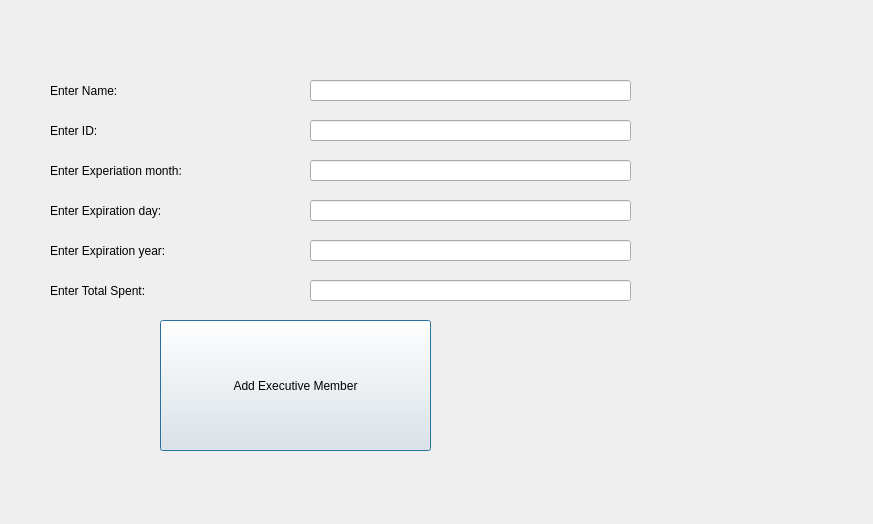
Qt form newexecutive.ui (shanesuss/CS1C-2016-Bulk-Club) before a commit.
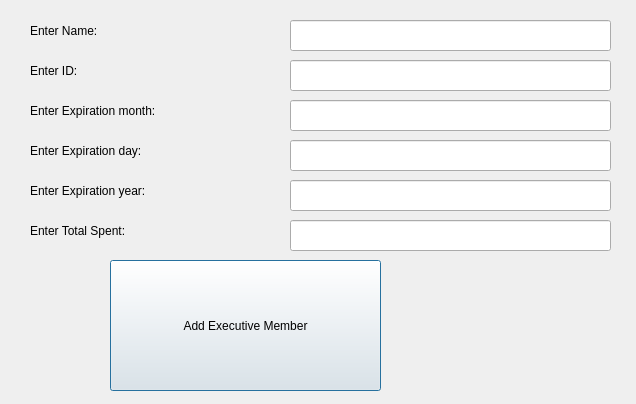
The same form after that commit.

Patch:
```diff
--- a/newexecutive.ui
+++ b/newexecutive.ui
@@ -6,8 +6,8 @@
    <rect>
     <x>0</x>
     <y>0</y>
-    <width>873</width>
-    <height>524</height>
+    <width>636</width>
+    <height>404</height>
    </rect>
   </property>
   <property name="windowTitle">
@@ -16,8 +16,8 @@
   <widget class="QPushButton" name="pushButton">
    <property name="geometry">
     <rect>
-     <x>160</x>
-     <y>320</y>
+     <x>110</x>
+     <y>260</y>
      <width>271</width>
      <height>131</height>
     </rect>
@@ -26,22 +26,65 @@
     <string>Add Executive Member</string>
    </property>
   </widget>
+  <widget class="QLineEdit" name="lineEdit_6">
+   <property name="geometry">
+    <rect>
+     <x>290</x>
+     <y>220</y>
+     <width>321</width>
+     <height>31</height>
+    </rect>
+   </property>
+  </widget>
+  <widget class="QLineEdit" name="lineEdit_2">
+   <property name="geometry">
+    <rect>
+     <x>290</x>
+     <y>60</y>
+     <width>321</width>
+     <height>31</height>
+    </rect>
+   </property>
+  </widget>
   <widget class="QLineEdit" name="lineEdit">
    <property name="geometry">
     <rect>
-     <x>310</x>
-     <y>80</y>
+     <x>290</x>
+     <y>20</y>
      <width>321</width>
-     <height>21</height>
+     <height>31</height>
+    </rect>
+   </property>
+  </widget>
+  <widget class="QLabel" name="label_3">
+   <property name="geometry">
+    <rect>
+     <x>30</x>
+     <y>50</y>
+     <width>161</width>
+     <height>41</height>
+    </rect>
+   </property>
+   <property name="text">
+    <string>Enter ID:</string>
+   </property>
+  </widget>
+  <widget class="QLineEdit" name="lineEdit_4">
+   <property name="geometry">
+    <rect>
+     <x>290</x>
+     <y>140</y>
+     <width>321</width>
+     <height>31</height>
     </rect>
    </property>
   </widget>
   <widget class="QLabel" name="label_5">
    <property name="geometry">
     <rect>
-     <x>50</x>
-     <y>190</y>
-     <width>251</width>
+     <x>30</x>
+     <y>130</y>
+     <width>231</width>
      <height>41</height>
     </rect>
    </property>
@@ -49,25 +92,12 @@
     <string>Enter Expiration day:</string>
    </property>
   </widget>
-  <widget class="QLabel" name="label_8">
-   <property name="geometry">
-    <rect>
-     <x>50</x>
-     <y>270</y>
-     <width>251</width>
-     <height>41</height>
-    </rect>
-   </property>
-   <property name="text">
-    <string>Enter Total Spent:</string>
-   </property>
-  </widget>
   <widget class="QLabel" name="label_7">
    <property name="geometry">
     <rect>
-     <x>50</x>
-     <y>230</y>
-     <width>251</width>
+     <x>30</x>
+     <y>170</y>
+     <width>211</width>
      <height>41</height>
     </rect>
    </property>
@@ -75,54 +105,31 @@
     <string>Enter Expiration year:</string>
    </property>
   </widget>
-  <widget class="QLabel" name="label_2">
-   <property name="geometry">
-    <rect>
-     <x>50</x>
-     <y>150</y>
-     <width>251</width>
-     <height>41</height>
-    </rect>
-   </property>
-   <property name="text">
-    <string>Enter Experiation month:</string>
-   </property>
-  </widget>
   <widget class="QLineEdit" name="lineEdit_5">
    <property name="geometry">
     <rect>
-     <x>310</x>
-     <y>240</y>
+     <x>290</x>
+     <y>180</y>
      <width>321</width>
-     <height>21</height>
+     <height>31</height>
     </rect>
    </property>
   </widget>
   <widget class="QLineEdit" name="lineEdit_3">
    <property name="geometry">
     <rect>
-     <x>310</x>
-     <y>160</y>
+     <x>290</x>
+     <y>100</y>
      <width>321</width>
-     <height>21</height>
-    </rect>
-   </property>
-  </widget>
-  <widget class="QLineEdit" name="lineEdit_6">
-   <property name="geometry">
-    <rect>
-     <x>310</x>
-     <y>280</y>
-     <width>321</width>
-     <height>21</height>
+     <height>31</height>
     </rect>
    </property>
   </widget>
   <widget class="QLabel" name="label">
    <property name="geometry">
     <rect>
-     <x>50</x>
-     <y>70</y>
+     <x>30</x>
+     <y>10</y>
      <width>161</width>
      <height>41</height>
     </rect>
@@ -131,38 +138,31 @@
     <string>Enter Name:</string>
    </property>
   </widget>
-  <widget class="QLineEdit" name="lineEdit_4">
+  <widget class="QLabel" name="label_2">
    <property name="geometry">
     <rect>
-     <x>310</x>
-     <y>200</y>
-     <width>321</width>
-     <height>21</height>
-    </rect>
-   </property>
-  </widget>
-  <widget class="QLabel" name="label_3">
-   <property name="geometry">
-    <rect>
-     <x>50</x>
-     <y>110</y>
-     <width>141</width>
+     <x>30</x>
+     <y>90</y>
+     <width>231</width>
      <height>41</height>
     </rect>
    </property>
    <property name="text">
-    <string>Enter ID:</string>
+    <string>Enter Expiration month:</string>
    </property>
   </widget>
-  <widget class="QLineEdit" name="lineEdit_2">
+  <widget class="QLabel" name="label_8">
    <property name="geometry">
     <rect>
-     <x>310</x>
-     <y>120</y>
-     <width>321</width>
-     <height>21</height>
+     <x>30</x>
+     <y>210</y>
+     <width>211</width>
+     <height>41</height>
     </rect>
    </property>
+   <property name="text">
+    <string>Enter Total Spent:</string>
+   </property>
   </widget>
  </widget>
  <resources/>
```
